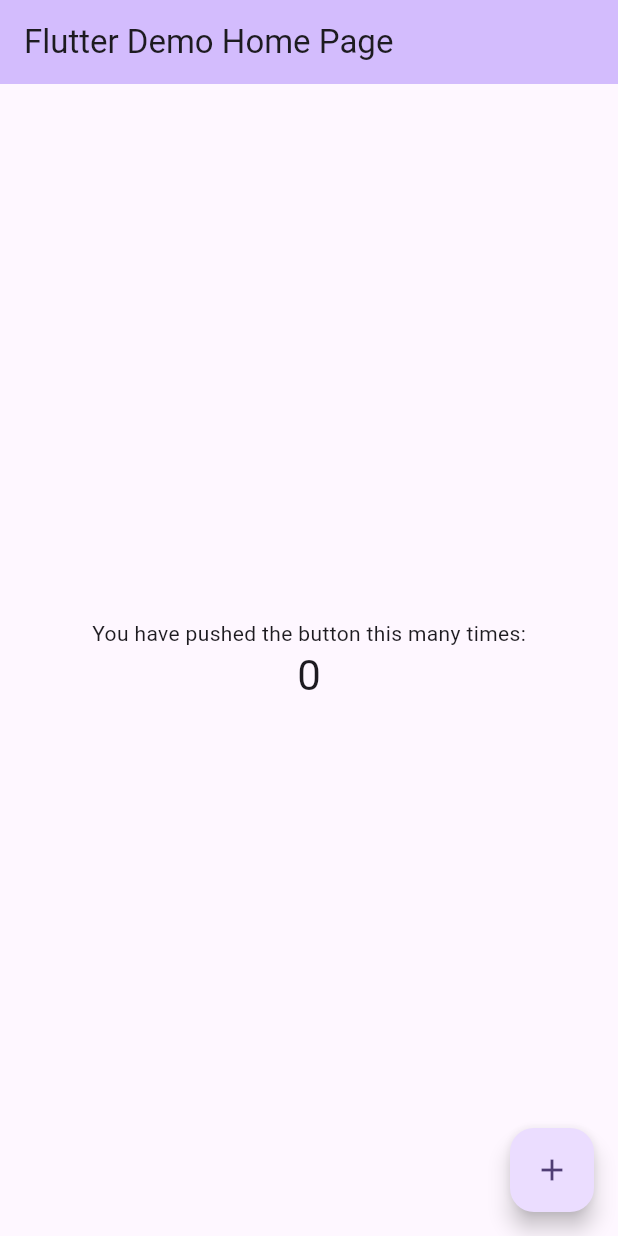
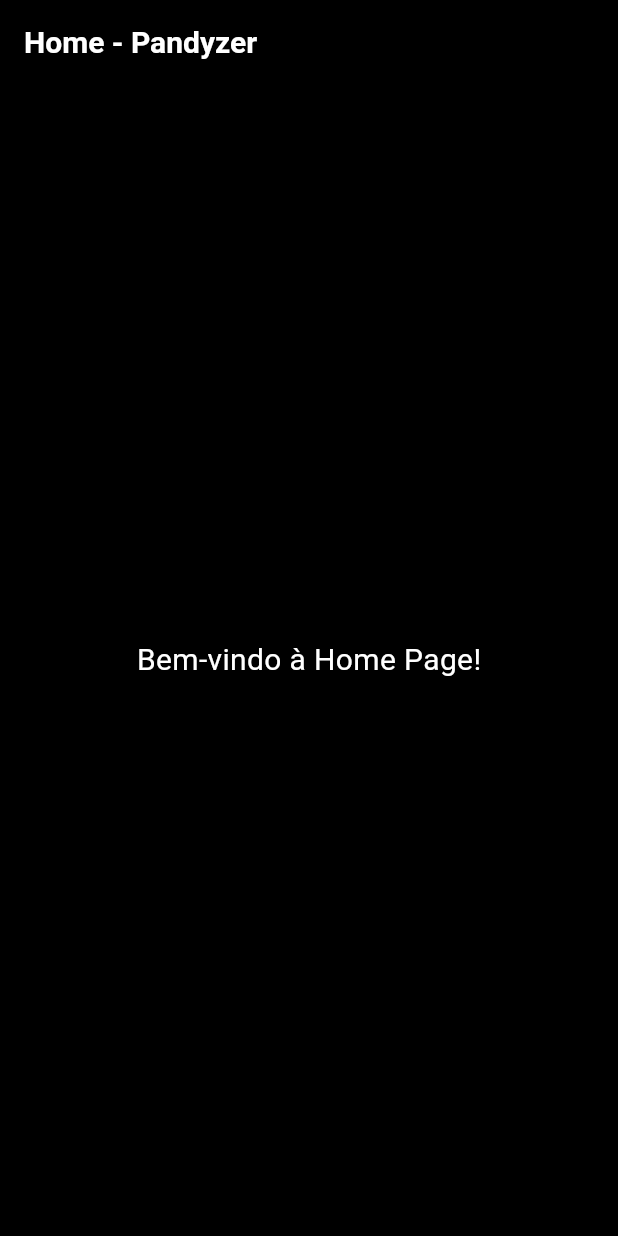
Before and after one commit to gabrielfjm/flutter-pandyzer, a Flutter app: the screen it shows after launch, on a phone screen of 412 x 824 dp. Run offline on Flutter 3.47's test engine with Material 3 defaults, Android fonts, the phone set to English and light mode, and no system bars.

Commit message:
FEATURE#1 - Configuração inicial criada com criação de classe para controlar os temas, as rotas e configuração da main

```diff
--- /dev/null
+++ b/lib/core/app_routes.dart
@@ -0,0 +1,10 @@
+import 'package:flutter/material.dart';
+import 'package:flutter_pandyzer/structure/pages/home/home_page.dart';
+
+class AppRoutes {
+  static const String home = '/home';
+
+  static Map<String, WidgetBuilder> get routes => {
+    home: (context) => const HomePage(),
+  };
+}
--- /dev/null
+++ b/lib/core/app_theme.dart
@@ -0,0 +1,47 @@
+import 'package:flutter/material.dart';
+
+class AppTheme {
+  static ThemeData get lightTheme {
+    return ThemeData(
+      brightness: Brightness.light,
+      scaffoldBackgroundColor: Colors.white,
+      colorScheme: const ColorScheme.light(
+        primary: Colors.black,
+        secondary: Colors.grey,
+      ),
+      appBarTheme: const AppBarTheme(
+        backgroundColor: Colors.white,
+        foregroundColor: Colors.black,
+        elevation: 0,
+      ),
+      textTheme: const TextTheme(
+        bodyLarge: TextStyle(color: Colors.black),
+        bodyMedium: TextStyle(color: Colors.black87),
+        titleLarge: TextStyle(color: Colors.black, fontSize: 20, fontWeight: FontWeight.bold),
+      ),
+      iconTheme: const IconThemeData(color: Colors.black),
+    );
+  }
+
+  static ThemeData get darkTheme {
+    return ThemeData(
+      brightness: Brightness.dark,
+      scaffoldBackgroundColor: Colors.black,
+      colorScheme: const ColorScheme.dark(
+        primary: Colors.white,
+        secondary: Colors.grey,
+      ),
+      appBarTheme: const AppBarTheme(
+        backgroundColor: Colors.black,
+        foregroundColor: Colors.white,
+        elevation: 0,
+      ),
+      textTheme: const TextTheme(
+        bodyLarge: TextStyle(color: Colors.white),
+        bodyMedium: TextStyle(color: Colors.white70),
+        titleLarge: TextStyle(color: Colors.white, fontSize: 20, fontWeight: FontWeight.bold),
+      ),
+      iconTheme: const IconThemeData(color: Colors.white),
+    );
+  }
+}
--- a/lib/main.dart
+++ b/lib/main.dart
@@ -1,122 +1,24 @@
 import 'package:flutter/material.dart';
+import 'package:flutter_pandyzer/core/app_routes.dart';
+import 'package:flutter_pandyzer/core/app_theme.dart';
 
 void main() {
-  runApp(const MyApp());
+  runApp(const Pandyzer());
 }
 
-class MyApp extends StatelessWidget {
-  const MyApp({super.key});
+class Pandyzer extends StatelessWidget {
+  const Pandyzer({super.key});
 
-  // This widget is the root of your application.
   @override
   Widget build(BuildContext context) {
     return MaterialApp(
-      title: 'Flutter Demo',
-      theme: ThemeData(
-        // This is the theme of your application.
-        //
-        // TRY THIS: Try running your application with "flutter run". You'll see
-        // the application has a purple toolbar. Then, without quitting the app,
-        // try changing the seedColor in the colorScheme below to Colors.green
-        // and then invoke "hot reload" (save your changes or press the "hot
-        // reload" button in a Flutter-supported IDE, or press "r" if you used
-        // the command line to start the app).
-        //
-        // Notice that the counter didn't reset back to zero; the application
-        // state is not lost during the reload. To reset the state, use hot
-        // restart instead.
-        //
-        // This works for code too, not just values: Most code changes can be
-        // tested with just a hot reload.
-        colorScheme: ColorScheme.fromSeed(seedColor: Colors.deepPurple),
-      ),
-      home: const MyHomePage(title: 'Flutter Demo Home Page'),
+      title: 'Pandyzer',
+      debugShowCheckedModeBanner: false,
+      initialRoute: AppRoutes.home,
+      routes: AppRoutes.routes,
+      theme: AppTheme.lightTheme,
+      darkTheme: AppTheme.darkTheme,
+      themeMode: ThemeMode.dark,
     );
   }
 }
-
-class MyHomePage extends StatefulWidget {
-  const MyHomePage({super.key, required this.title});
-
-  // This widget is the home page of your application. It is stateful, meaning
-  // that it has a State object (defined below) that contains fields that affect
-  // how it looks.
-
-  // This class is the configuration for the state. It holds the values (in this
-  // case the title) provided by the parent (in this case the App widget) and
-  // used by the build method of the State. Fields in a Widget subclass are
-  // always marked "final".
-
-  final String title;
-
-  @override
-  State<MyHomePage> createState() => _MyHomePageState();
-}
-
-class _MyHomePageState extends State<MyHomePage> {
-  int _counter = 0;
-
-  void _incrementCounter() {
-    setState(() {
-      // This call to setState tells the Flutter framework that something has
-      // changed in this State, which causes it to rerun the build method below
-      // so that the display can reflect the updated values. If we changed
-      // _counter without calling setState(), then the build method would not be
-      // called again, and so nothing would appear to happen.
-      _counter++;
-    });
-  }
-
-  @override
-  Widget build(BuildContext context) {
-    // This method is rerun every time setState is called, for instance as done
-    // by the _incrementCounter method above.
-    //
-    // The Flutter framework has been optimized to make rerunning build methods
-    // fast, so that you can just rebuild anything that needs updating rather
-    // than having to individually change instances of widgets.
-    return Scaffold(
-      appBar: AppBar(
-        // TRY THIS: Try changing the color here to a specific color (to
-        // Colors.amber, perhaps?) and trigger a hot reload to see the AppBar
-        // change color while the other colors stay the same.
-        backgroundColor: Theme.of(context).colorScheme.inversePrimary,
-        // Here we take the value from the MyHomePage object that was created by
-        // the App.build method, and use it to set our appbar title.
-        title: Text(widget.title),
-      ),
-      body: Center(
-        // Center is a layout widget. It takes a single child and positions it
-        // in the middle of the parent.
-        child: Column(
-          // Column is also a layout widget. It takes a list of children and
-          // arranges them vertically. By default, it sizes itself to fit its
-          // children horizontally, and tries to be as tall as its parent.
-          //
-          // Column has various properties to control how it sizes itself and
-          // how it positions its children. Here we use mainAxisAlignment to
-          // center the children vertically; the main axis here is the vertical
-          // axis because Columns are vertical (the cross axis would be
-          // horizontal).
-          //
-          // TRY THIS: Invoke "debug painting" (choose the "Toggle Debug Paint"
-          // action in the IDE, or press "p" in the console), to see the
-          // wireframe for each widget.
-          mainAxisAlignment: MainAxisAlignment.center,
-          children: <Widget>[
-            const Text('You have pushed the button this many times:'),
-            Text(
-              '$_counter',
-              style: Theme.of(context).textTheme.headlineMedium,
-            ),
-          ],
-        ),
-      ),
-      floatingActionButton: FloatingActionButton(
-        onPressed: _incrementCounter,
-        tooltip: 'Increment',
-        child: const Icon(Icons.add),
-      ), // This trailing comma makes auto-formatting nicer for build methods.
-    );
-  }
-}
--- /dev/null
+++ b/lib/structure/pages/home/home_page.dart
@@ -0,0 +1,26 @@
+import 'package:flutter/material.dart';
+
+class HomePage extends StatefulWidget {
+  const HomePage({super.key});
+
+  @override
+  State<HomePage> createState() => _HomePageState();
+}
+
+class _HomePageState extends State<HomePage> {
+  @override
+  Widget build(BuildContext context) {
+    return Scaffold(
+      backgroundColor: Colors.black, // Fundo preto
+      appBar: AppBar(
+        title: const Text('Home - Pandyzer'),
+      ),
+      body: const Center(
+        child: Text(
+          'Bem-vindo à Home Page!',
+          style: TextStyle(color: Colors.white, fontSize: 20),
+        ),
+      ),
+    );
+  }
+}
```
Also changed, not shown: 3 other files.
